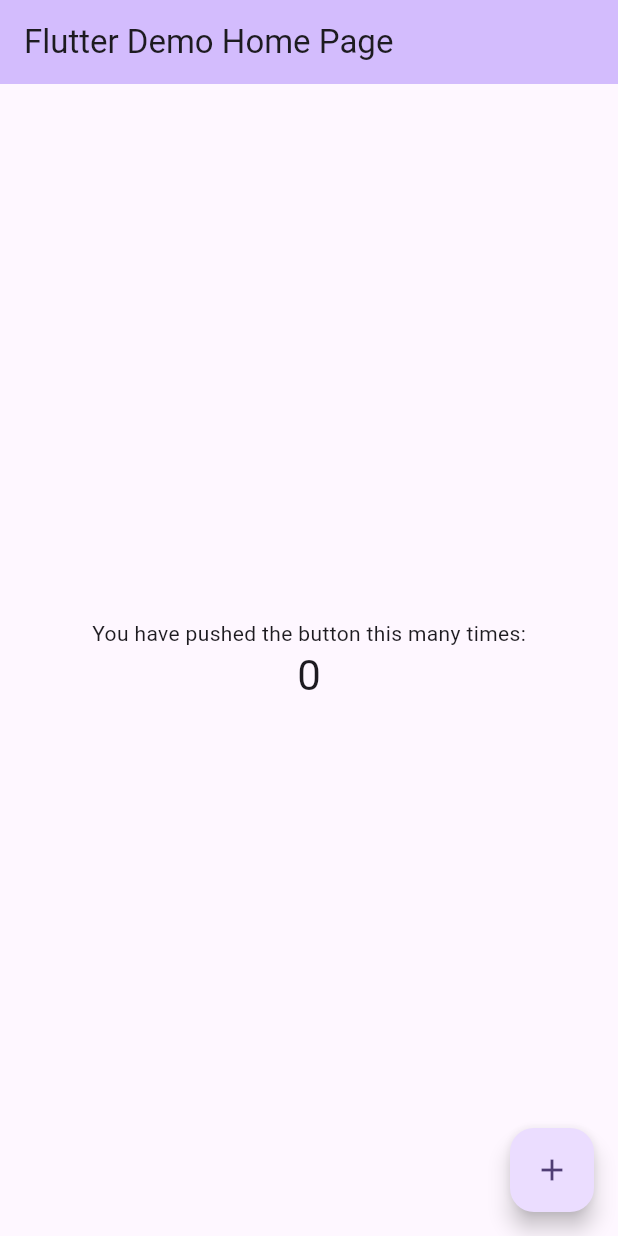
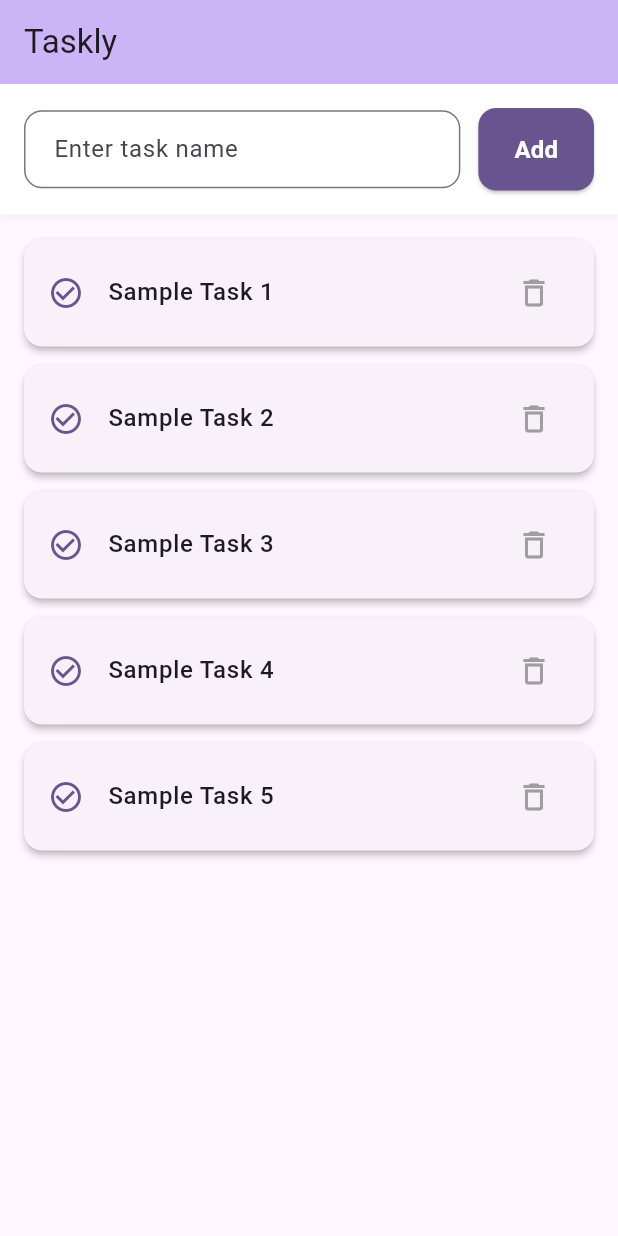
Before and after one commit to jithu2111/taskly_cw3, a Flutter app: the screen it shows after launch, on a phone screen of 412 x 824 dp. Run offline on Flutter 3.47's test engine with Material 3 defaults, Android fonts, the phone set to English and light mode, and no system bars.

Commit message:
Implemented UI for adding tasks and showing list of tasks

```diff
--- a/lib/main.dart
+++ b/lib/main.dart
@@ -7,116 +7,145 @@ void main() {
 class MyApp extends StatelessWidget {
   const MyApp({super.key});
 
-  // This widget is the root of your application.
   @override
   Widget build(BuildContext context) {
     return MaterialApp(
-      title: 'Flutter Demo',
+      title: 'Taskly',
       theme: ThemeData(
-        // This is the theme of your application.
-        //
-        // TRY THIS: Try running your application with "flutter run". You'll see
-        // the application has a purple toolbar. Then, without quitting the app,
-        // try changing the seedColor in the colorScheme below to Colors.green
-        // and then invoke "hot reload" (save your changes or press the "hot
-        // reload" button in a Flutter-supported IDE, or press "r" if you used
-        // the command line to start the app).
-        //
-        // Notice that the counter didn't reset back to zero; the application
-        // state is not lost during the reload. To reset the state, use hot
-        // restart instead.
-        //
-        // This works for code too, not just values: Most code changes can be
-        // tested with just a hot reload.
         colorScheme: ColorScheme.fromSeed(seedColor: Colors.deepPurple),
+        useMaterial3: true,
       ),
-      home: const MyHomePage(title: 'Flutter Demo Home Page'),
+      home: const TaskListPage(),
     );
   }
 }
 
-class MyHomePage extends StatefulWidget {
-  const MyHomePage({super.key, required this.title});
-
-  // This widget is the home page of your application. It is stateful, meaning
-  // that it has a State object (defined below) that contains fields that affect
-  // how it looks.
-
-  // This class is the configuration for the state. It holds the values (in this
-  // case the title) provided by the parent (in this case the App widget) and
-  // used by the build method of the State. Fields in a Widget subclass are
-  // always marked "final".
-
-  final String title;
+class TaskListPage extends StatefulWidget {
+  const TaskListPage({super.key});
 
   @override
-  State<MyHomePage> createState() => _MyHomePageState();
+  State<TaskListPage> createState() => _TaskListPageState();
 }
 
-class _MyHomePageState extends State<MyHomePage> {
-  int _counter = 0;
+class _TaskListPageState extends State<TaskListPage> {
+  final TextEditingController _taskController = TextEditingController();
 
-  void _incrementCounter() {
-    setState(() {
-      // This call to setState tells the Flutter framework that something has
-      // changed in this State, which causes it to rerun the build method below
-      // so that the display can reflect the updated values. If we changed
-      // _counter without calling setState(), then the build method would not be
-      // called again, and so nothing would appear to happen.
-      _counter++;
-    });
+  @override
+  void dispose() {
+    _taskController.dispose();
+    super.dispose();
   }
 
   @override
   Widget build(BuildContext context) {
-    // This method is rerun every time setState is called, for instance as done
-    // by the _incrementCounter method above.
-    //
-    // The Flutter framework has been optimized to make rerunning build methods
-    // fast, so that you can just rebuild anything that needs updating rather
-    // than having to individually change instances of widgets.
     return Scaffold(
       appBar: AppBar(
-        // TRY THIS: Try changing the color here to a specific color (to
-        // Colors.amber, perhaps?) and trigger a hot reload to see the AppBar
-        // change color while the other colors stay the same.
         backgroundColor: Theme.of(context).colorScheme.inversePrimary,
-        // Here we take the value from the MyHomePage object that was created by
-        // the App.build method, and use it to set our appbar title.
-        title: Text(widget.title),
+        title: const Text('Taskly'),
+        elevation: 2,
       ),
-      body: Center(
-        // Center is a layout widget. It takes a single child and positions it
-        // in the middle of the parent.
-        child: Column(
-          // Column is also a layout widget. It takes a list of children and
-          // arranges them vertically. By default, it sizes itself to fit its
-          // children horizontally, and tries to be as tall as its parent.
-          //
-          // Column has various properties to control how it sizes itself and
-          // how it positions its children. Here we use mainAxisAlignment to
-          // center the children vertically; the main axis here is the vertical
-          // axis because Columns are vertical (the cross axis would be
-          // horizontal).
-          //
-          // TRY THIS: Invoke "debug painting" (choose the "Toggle Debug Paint"
-          // action in the IDE, or press "p" in the console), to see the
-          // wireframe for each widget.
-          mainAxisAlignment: MainAxisAlignment.center,
-          children: <Widget>[
-            const Text('You have pushed the button this many times:'),
-            Text(
-              '$_counter',
-              style: Theme.of(context).textTheme.headlineMedium,
+      body: Column(
+        children: [
+          // Input section
+          Container(
+            padding: const EdgeInsets.all(16.0),
+            decoration: BoxDecoration(
+              color: Colors.white,
+              boxShadow: [
+                BoxShadow(
+                  color: Colors.grey.withOpacity(0.1),
+                  spreadRadius: 1,
+                  blurRadius: 3,
+                  offset: const Offset(0, 2),
+                ),
+              ],
             ),
-          ],
-        ),
+            child: Row(
+              children: [
+                Expanded(
+                  child: TextField(
+                    controller: _taskController,
+                    decoration: InputDecoration(
+                      hintText: 'Enter task name',
+                      border: OutlineInputBorder(
+                        borderRadius: BorderRadius.circular(12),
+                      ),
+                      contentPadding: const EdgeInsets.symmetric(
+                        horizontal: 16,
+                        vertical: 14,
+                      ),
+                    ),
+                  ),
+                ),
+                const SizedBox(width: 12),
+                ElevatedButton(
+                  onPressed: () {
+                    // Logic will be added later
+                  },
+                  style: ElevatedButton.styleFrom(
+                    backgroundColor: Theme.of(context).colorScheme.primary,
+                    foregroundColor: Colors.white,
+                    padding: const EdgeInsets.symmetric(
+                      horizontal: 24,
+                      vertical: 16,
+                    ),
+                    shape: RoundedRectangleBorder(
+                      borderRadius: BorderRadius.circular(12),
+                    ),
+                  ),
+                  child: const Text(
+                    'Add',
+                    style: TextStyle(
+                      fontSize: 16,
+                      fontWeight: FontWeight.bold,
+                    ),
+                  ),
+                ),
+              ],
+            ),
+          ),
+
+          // Task list section (placeholder for now)
+          Expanded(
+            child: ListView.builder(
+              padding: const EdgeInsets.all(16.0),
+              itemCount: 5, // Placeholder count
+              itemBuilder: (context, index) {
+                return Card(
+                  margin: const EdgeInsets.only(bottom: 12),
+                  elevation: 2,
+                  shape: RoundedRectangleBorder(
+                    borderRadius: BorderRadius.circular(12),
+                  ),
+                  child: ListTile(
+                    contentPadding: const EdgeInsets.symmetric(
+                      horizontal: 16,
+                      vertical: 8,
+                    ),
+                    leading: Icon(
+                      Icons.check_circle_outline,
+                      color: Theme.of(context).colorScheme.primary,
+                    ),
+                    title: Text(
+                      'Sample Task ${index + 1}',
+                      style: const TextStyle(
+                        fontSize: 16,
+                        fontWeight: FontWeight.w500,
+                      ),
+                    ),
+                    trailing: IconButton(
+                      icon: const Icon(Icons.delete_outline, color: Colors.grey),
+                      onPressed: () {
+                        // Logic will be added later
+                      },
+                    ),
+                  ),
+                );
+              },
+            ),
+          ),
+        ],
       ),
-      floatingActionButton: FloatingActionButton(
-        onPressed: _incrementCounter,
-        tooltip: 'Increment',
-        child: const Icon(Icons.add),
-      ), // This trailing comma makes auto-formatting nicer for build methods.
     );
   }
 }
```
